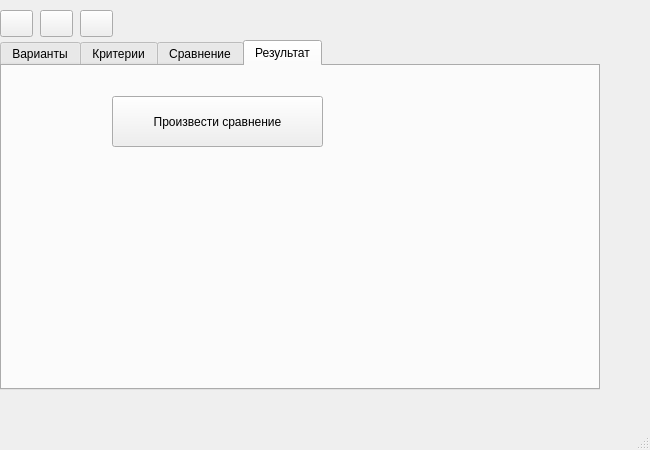
Old version of the form mainwindow.ui in the repository DefautName/MagWork.
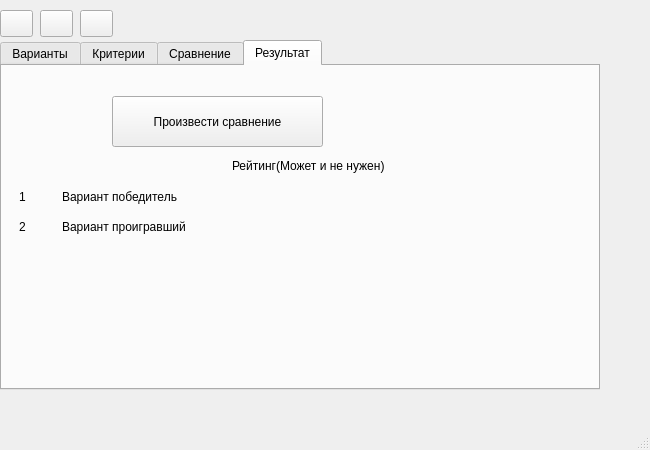
New version of the form. The open tabs and pages were chosen to show the change. Icons and pictures are not drawn.

Commit message: Закончен предворительный набросок интерфеса программы

The edit to the form file:
```diff
--- a/mainwindow.ui
+++ b/mainwindow.ui
@@ -716,6 +716,77 @@
        <string>Произвести сравнение</string>
       </property>
      </widget>
+     <widget class="QLabel" name="label_14">
+      <property name="geometry">
+       <rect>
+        <x>60</x>
+        <y>120</y>
+        <width>151</width>
+        <height>21</height>
+       </rect>
+      </property>
+      <property name="text">
+       <string>Вариант победитель</string>
+      </property>
+     </widget>
+     <widget class="QLabel" name="label_15">
+      <property name="geometry">
+       <rect>
+        <x>10</x>
+        <y>120</y>
+        <width>21</width>
+        <height>21</height>
+       </rect>
+      </property>
+      <property name="text">
+       <string>1</string>
+      </property>
+      <property name="alignment">
+       <set>Qt::AlignmentFlag::AlignCenter</set>
+      </property>
+     </widget>
+     <widget class="QLabel" name="label_16">
+      <property name="geometry">
+       <rect>
+        <x>10</x>
+        <y>150</y>
+        <width>21</width>
+        <height>21</height>
+       </rect>
+      </property>
+      <property name="text">
+       <string>2</string>
+      </property>
+      <property name="alignment">
+       <set>Qt::AlignmentFlag::AlignCenter</set>
+      </property>
+     </widget>
+     <widget class="QLabel" name="label_17">
+      <property name="geometry">
+       <rect>
+        <x>60</x>
+        <y>150</y>
+        <width>171</width>
+        <height>21</height>
+       </rect>
+      </property>
+      <property name="text">
+       <string>Вариант проигравший</string>
+      </property>
+     </widget>
+     <widget class="QLabel" name="label_18">
+      <property name="geometry">
+       <rect>
+        <x>230</x>
+        <y>90</y>
+        <width>201</width>
+        <height>20</height>
+       </rect>
+      </property>
+      <property name="text">
+       <string>Рейтинг(Может и не нужен)</string>
+      </property>
+     </widget>
     </widget>
    </widget>
   </widget>
```
Left out of the diff: 64 changed lines with no effect on the pictures. The commit also changes 1 other file.
